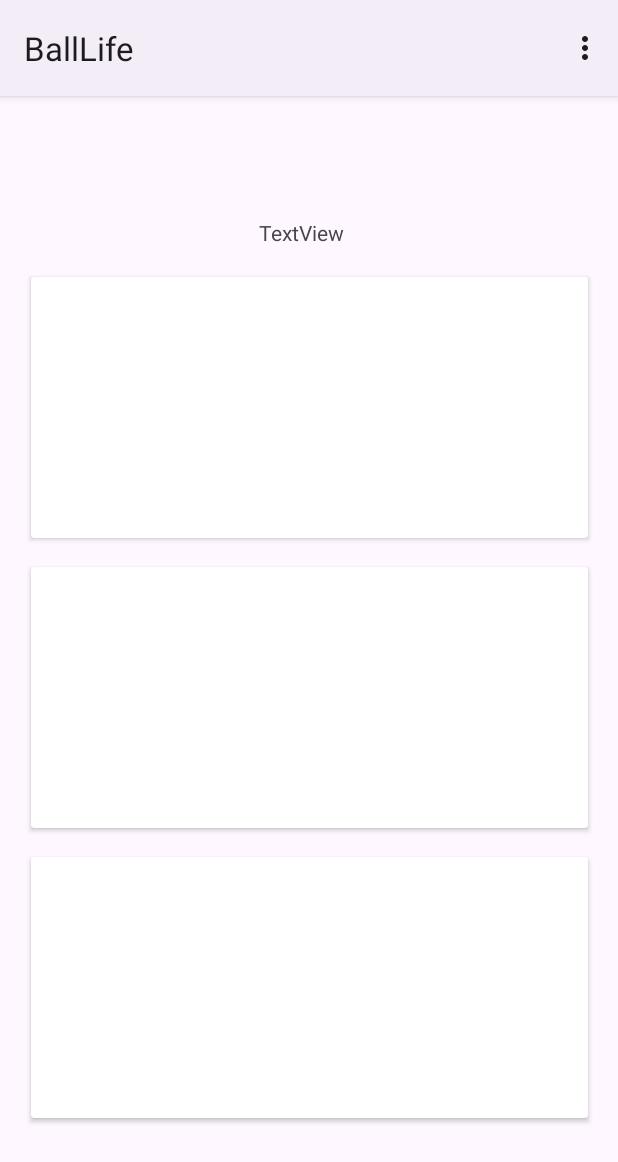
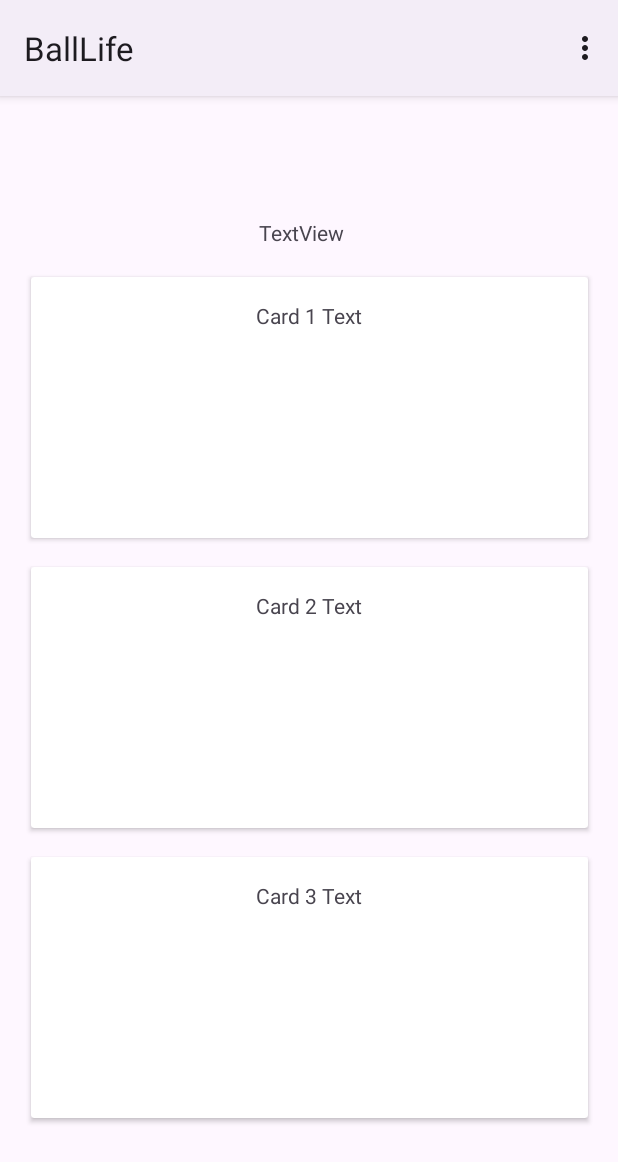
Before and after one commit to imufiii/Capstone-INFO6134, an Android app: the screen it shows after launch (MainActivity), on a phone screen of 412 x 824 dp. Shown: the top 1162 px of the screen. Run offline under Robolectric (Android 15) with nearby library versions, the phone set to English and light mode, and no system bars.

Commit message:
changed activity

```diff
--- a/app/src/main/java/ssalim/example/capstone_info6134/MainActivity.kt
+++ b/app/src/main/java/ssalim/example/capstone_info6134/MainActivity.kt
@@ -4,6 +4,7 @@ import androidx.appcompat.app.AppCompatActivity
 import android.os.Bundle
 import android.view.Menu
 import android.view.MenuItem
+import android.view.View
 import android.widget.Toast
 
 class MainActivity : AppCompatActivity() {
@@ -17,6 +18,15 @@ class MainActivity : AppCompatActivity() {
         menuInflater.inflate(R.menu.menu, menu)
         return true
     }
+
+    fun onCardClick(view: View) {
+        when (view.id) {
+            R.id.cardView -> Toast.makeText(this, "Card 1 Clicked", Toast.LENGTH_SHORT).show()
+            R.id.cardView2 -> Toast.makeText(this, "Card 3 Clicked", Toast.LENGTH_SHORT).show()
+            R.id.cardView3 -> Toast.makeText(this, "Card 2 Clicked", Toast.LENGTH_SHORT).show()
+        }
+    }
+
 
     override fun onOptionsItemSelected(item: MenuItem): Boolean {
         // Handle action bar item clicks here.
--- a/app/src/main/res/layout/activity_main.xml
+++ b/app/src/main/res/layout/activity_main.xml
@@ -5,45 +5,6 @@
     android:layout_width="match_parent"
     android:layout_height="match_parent"
     tools:context=".MainActivity">
-
-    <androidx.cardview.widget.CardView
-        android:id="@+id/cardView"
-        android:layout_width="371dp"
-        android:layout_height="174dp"
-        android:layout_marginStart="20dp"
-        android:layout_marginTop="20dp"
-        android:layout_marginEnd="20dp"
-        app:layout_constraintEnd_toEndOf="parent"
-        app:layout_constraintStart_toStartOf="parent"
-        app:layout_constraintTop_toBottomOf="@+id/textView">
-
-    </androidx.cardview.widget.CardView>
-
-    <androidx.cardview.widget.CardView
-        android:id="@+id/cardView3"
-        android:layout_width="371dp"
-        android:layout_height="174dp"
-        android:layout_marginStart="20dp"
-        android:layout_marginTop="19dp"
-        android:layout_marginEnd="20dp"
-        android:layout_marginBottom="19dp"
-        app:layout_constraintBottom_toTopOf="@+id/cardView2"
-        app:layout_constraintEnd_toEndOf="parent"
-        app:layout_constraintStart_toStartOf="parent"
-        app:layout_constraintTop_toBottomOf="@+id/cardView" />
-
-    <androidx.cardview.widget.CardView
-        android:id="@+id/cardView2"
-        android:layout_width="371dp"
-        android:layout_height="174dp"
-        android:layout_marginStart="20dp"
-        android:layout_marginTop="19dp"
-        android:layout_marginEnd="20dp"
-        app:layout_constraintEnd_toEndOf="parent"
-        app:layout_constraintStart_toStartOf="parent"
-        app:layout_constraintTop_toBottomOf="@+id/cardView3">
-
-    </androidx.cardview.widget.CardView>
 
     <TextView
         android:id="@+id/textView"
@@ -56,4 +17,109 @@
         app:layout_constraintEnd_toEndOf="parent"
         app:layout_constraintStart_toStartOf="parent"
         app:layout_constraintTop_toTopOf="parent" />
+
+    <androidx.cardview.widget.CardView
+        android:id="@+id/cardView"
+        android:layout_width="371dp"
+        android:layout_height="174dp"
+        android:layout_marginStart="20dp"
+        android:layout_marginTop="20dp"
+        android:layout_marginEnd="20dp"
+        android:clickable="true"
+        android:focusable="true"
+        android:onClick="onCardClick"
+        app:layout_constraintEnd_toEndOf="parent"
+        app:layout_constraintStart_toStartOf="parent"
+        app:layout_constraintTop_toBottomOf="@+id/textView">
+
+        <LinearLayout
+            android:layout_width="match_parent"
+            android:layout_height="match_parent"
+            android:orientation="vertical"
+            android:padding="16dp">
+
+            <ImageView
+                android:layout_width="wrap_content"
+                android:layout_height="wrap_content"
+
+                android:layout_gravity="center"/>
+
+            <TextView
+                android:layout_width="wrap_content"
+                android:layout_height="wrap_content"
+                android:text="Card 1 Text"
+                android:layout_gravity="center"/>
+        </LinearLayout>
+    </androidx.cardview.widget.CardView>
+
+    <androidx.cardview.widget.CardView
+        android:id="@+id/cardView3"
+        android:layout_width="371dp"
+        android:layout_height="174dp"
+        android:layout_marginStart="20dp"
+        android:layout_marginTop="19dp"
+        android:layout_marginEnd="20dp"
+        android:layout_marginBottom="19dp"
+        android:clickable="true"
+        android:focusable="true"
+        android:onClick="onCardClick"
+        app:layout_constraintBottom_toTopOf="@+id/cardView2"
+        app:layout_constraintEnd_toEndOf="parent"
+        app:layout_constraintStart_toStartOf="parent"
+        app:layout_constraintTop_toBottomOf="@+id/cardView">
+
+        <LinearLayout
+            android:layout_width="match_parent"
+            android:layout_height="match_parent"
+            android:orientation="vertical"
+            android:padding="16dp">
+
+            <ImageView
+                android:layout_width="wrap_content"
+                android:layout_height="wrap_content"
+
+                android:layout_gravity="center"/>
+
+            <TextView
+                android:layout_width="wrap_content"
+                android:layout_height="wrap_content"
+                android:text="Card 2 Text"
+                android:layout_gravity="center"/>
+        </LinearLayout>
+    </androidx.cardview.widget.CardView>
+
+    <androidx.cardview.widget.CardView
+        android:id="@+id/cardView2"
+        android:layout_width="371dp"
+        android:layout_height="174dp"
+        android:layout_marginStart="20dp"
+        android:layout_marginTop="19dp"
+        android:layout_marginEnd="20dp"
+        android:clickable="true"
+        android:focusable="true"
+        android:onClick="onCardClick"
+        app:layout_constraintEnd_toEndOf="parent"
+        app:layout_constraintStart_toStartOf="parent"
+        app:layout_constraintTop_toBottomOf="@+id/cardView3">
+
+        <LinearLayout
+            android:layout_width="match_parent"
+            android:layout_height="match_parent"
+            android:orientation="vertical"
+            android:padding="16dp">
+
+            <ImageView
+                android:layout_width="wrap_content"
+                android:layout_height="wrap_content"
+
+                android:layout_gravity="center"/>
+
+            <TextView
+                android:layout_width="wrap_content"
+                android:layout_height="wrap_content"
+                android:text="Card 3 Text"
+                android:layout_gravity="center"/>
+        </LinearLayout>
+    </androidx.cardview.widget.CardView>
+
 </androidx.constraintlayout.widget.ConstraintLayout>
```
